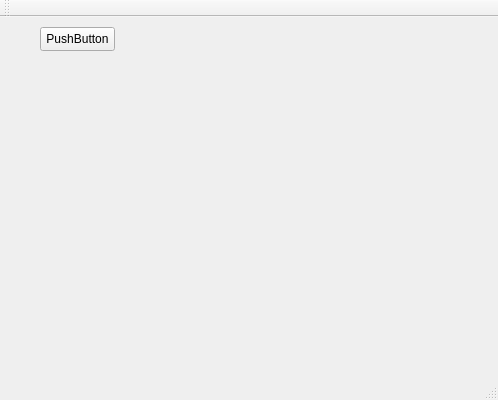
Qt form QtWithPclTest/MainWindow.ui (XanHiaoo/3DPavementDetector) before a commit.
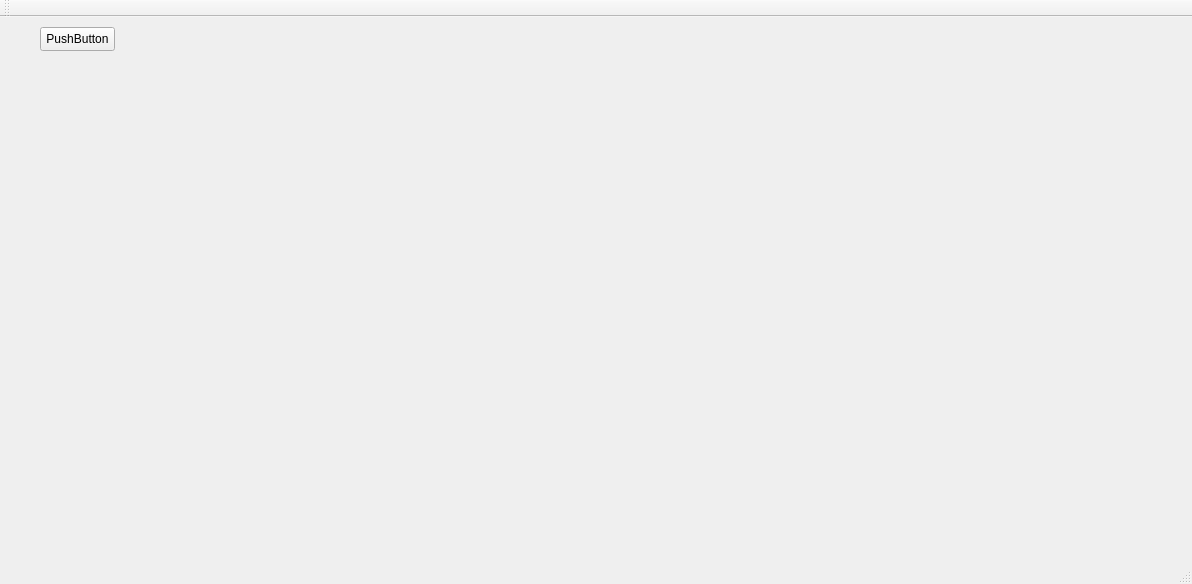
The same form after that commit.

Commit message: 1.使用新的Dll接口 2.qt界面实时显示检测结果

The edit to the form file:
```diff
--- a/QtWithPclTest/MainWindow.ui
+++ b/QtWithPclTest/MainWindow.ui
@@ -6,8 +6,8 @@
    <rect>
     <x>0</x>
     <y>0</y>
-    <width>498</width>
-    <height>400</height>
+    <width>1192</width>
+    <height>584</height>
    </rect>
   </property>
   <property name="windowTitle">
@@ -19,8 +19,8 @@
      <rect>
       <x>30</x>
       <y>50</y>
-      <width>441</width>
-      <height>281</height>
+      <width>1141</width>
+      <height>451</height>
      </rect>
     </property>
     <layout class="QVBoxLayout" name="verticalLayout"/>
```
Left out of the diff: 2 changed lines with no effect on the pictures. The commit also changes 3 other files.
